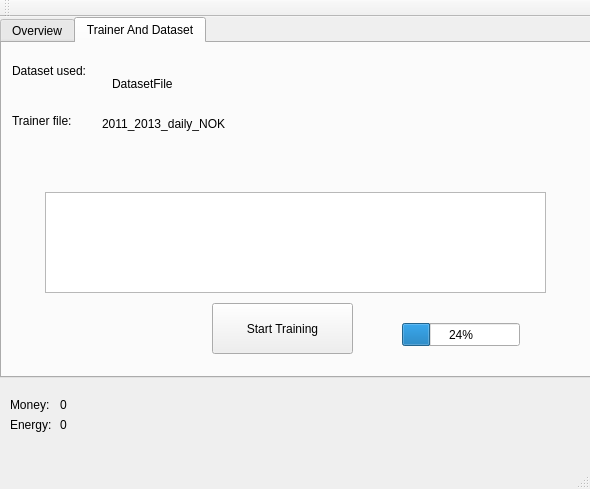
Old version of the form mainwindow.ui in the repository hspirdal/tradingagent.
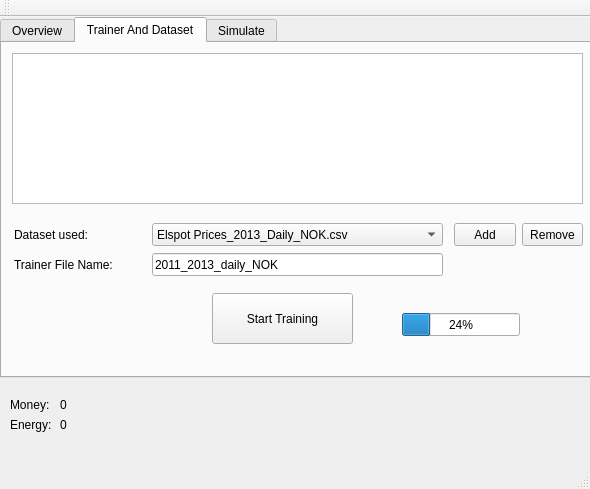
New version of the form. The open tabs and pages were chosen to show the change.

Commit message: added dynamic loading of datasets

```diff
--- a/mainwindow.ui
+++ b/mainwindow.ui
@@ -74,60 +74,21 @@
      <widget class="QLabel" name="label_4">
       <property name="geometry">
        <rect>
-        <x>10</x>
-        <y>20</y>
-        <width>91</width>
-        <height>16</height>
+        <x>12</x>
+        <y>180</y>
+        <width>189</width>
+        <height>23</height>
        </rect>
       </property>
       <property name="text">
        <string>Dataset used:</string>
       </property>
      </widget>
-     <widget class="QLabel" name="lblDatasetFile">
-      <property name="geometry">
-       <rect>
-        <x>110</x>
-        <y>10</y>
-        <width>271</width>
-        <height>61</height>
-       </rect>
-      </property>
-      <property name="text">
-       <string>DatasetFile</string>
-      </property>
-     </widget>
-     <widget class="QLabel" name="label_6">
-      <property name="geometry">
-       <rect>
-        <x>10</x>
-        <y>70</y>
-        <width>91</width>
-        <height>16</height>
-       </rect>
-      </property>
-      <property name="text">
-       <string>Trainer file:</string>
-      </property>
-     </widget>
-     <widget class="QLabel" name="lblTrainerFile">
-      <property name="geometry">
-       <rect>
-        <x>100</x>
-        <y>60</y>
-        <width>251</width>
-        <height>41</height>
-       </rect>
-      </property>
-      <property name="text">
-       <string>2011_2013_daily_NOK</string>
-      </property>
-     </widget>
      <widget class="QPushButton" name="btnTrainData">
       <property name="geometry">
        <rect>
         <x>210</x>
-        <y>260</y>
+        <y>250</y>
         <width>141</width>
         <height>51</height>
        </rect>
@@ -140,7 +101,7 @@
       <property name="geometry">
        <rect>
         <x>400</x>
-        <y>280</y>
+        <y>270</y>
         <width>118</width>
         <height>23</height>
        </rect>
@@ -152,13 +113,95 @@
      <widget class="QTextEdit" name="txtTrainingStatus">
       <property name="geometry">
        <rect>
-        <x>43</x>
-        <y>149</y>
-        <width>501</width>
-        <height>101</height>
+        <x>10</x>
+        <y>10</y>
+        <width>571</width>
+        <height>151</height>
        </rect>
       </property>
      </widget>
+     <widget class="QPushButton" name="btnAddDataset">
+      <property name="geometry">
+       <rect>
+        <x>452</x>
+        <y>180</y>
+        <width>62</width>
+        <height>23</height>
+       </rect>
+      </property>
+      <property name="text">
+       <string>Add</string>
+      </property>
+     </widget>
+     <widget class="QComboBox" name="cmbDatasets">
+      <property name="geometry">
+       <rect>
+        <x>150</x>
+        <y>180</y>
+        <width>291</width>
+        <height>23</height>
+       </rect>
+      </property>
+      <item>
+       <property name="text">
+        <string>Elspot Prices_2013_Daily_NOK.csv</string>
+       </property>
+      </item>
+      <item>
+       <property name="text">
+        <string>Elspot Prices_2012_Daily_NOK.csv</string>
+       </property>
+      </item>
+      <item>
+       <property name="text">
+        <string>Elspot Prices_2011_Daily_NOK.csv</string>
+       </property>
+      </item>
+     </widget>
+     <widget class="QPushButton" name="btnRemoveDataset">
+      <property name="geometry">
+       <rect>
+        <x>520</x>
+        <y>180</y>
+        <width>61</width>
+        <height>23</height>
+       </rect>
+      </property>
+      <property name="text">
+       <string>Remove</string>
+      </property>
+     </widget>
+     <widget class="QLineEdit" name="txtTrainerFileName">
+      <property name="geometry">
+       <rect>
+        <x>150</x>
+        <y>210</y>
+        <width>291</width>
+        <height>23</height>
+       </rect>
+      </property>
+      <property name="text">
+       <string>2011_2013_daily_NOK</string>
+      </property>
+     </widget>
+     <widget class="QLabel" name="lblTrainerFileName">
+      <property name="geometry">
+       <rect>
+        <x>12</x>
+        <y>210</y>
+        <width>108</width>
+        <height>23</height>
+       </rect>
+      </property>
+      <property name="text">
+       <string>Trainer File Name:</string>
+      </property>
+     </widget>
+    </widget>
+    <widget class="QWidget" name="tabSimulate">
+     <attribute name="title">
+      <string>Simulate</string>
+     </attribute>
     </widget>
    </widget>
    <widget class="QLabel" name="label">
```
The commit also changes 5 other files.
